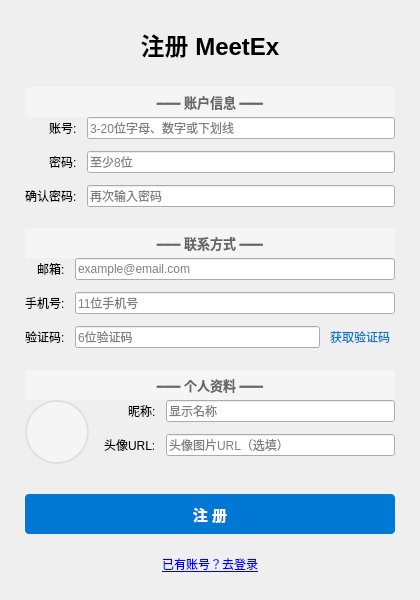
zhangdalin/MeetEx, file ui/register.ui: the form before one commit.
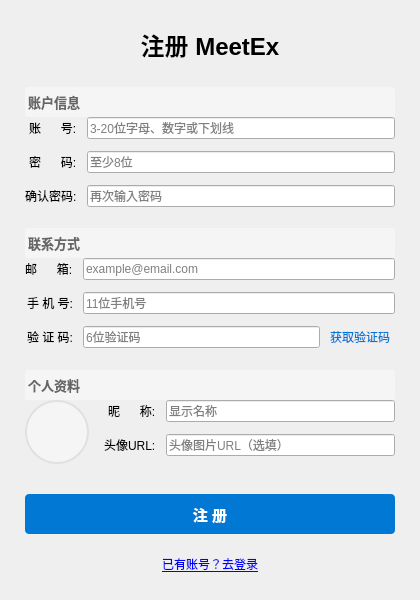
The form after the commit. Icons and pictures are not drawn.

Commit message:
feat(ui): 修改 JoinMeeting 和 Register 界面样式
- JoinMeeting: 改为模态窗口，固定大小 800x600
- Register: 分组标签改为左对齐，左 padding 设为 0px

```diff
--- a/ui/register.ui
+++ b/ui/register.ui
@@ -85,15 +85,15 @@
       <string notr="true">QLabel#accountGroupLabel {
     background-color: #f5f5f5;
     color: #666666;
-    padding: 5px 15px;
+    padding: 5px 15px 5px 0px;
     border-radius: 3px;
 }</string>
      </property>
      <property name="text">
-      <string>━━━ 账户信息 ━━━</string>
+      <string>账户信息</string>
      </property>
      <property name="alignment">
-      <set>Qt::AlignCenter</set>
+      <set>Qt::AlignLeft|Qt::AlignVCenter</set>
      </property>
     </widget>
    </item>
@@ -116,7 +116,7 @@
      <item row="0" column="0">
       <widget class="QLabel" name="accountLabel">
        <property name="text">
-        <string>账号:</string>
+        <string>账      号:</string>
        </property>
       </widget>
      </item>
@@ -130,7 +130,7 @@
      <item row="1" column="0">
       <widget class="QLabel" name="passwordLabel">
        <property name="text">
-        <string>密码:</string>
+        <string>密      码:</string>
        </property>
       </widget>
      </item>
@@ -192,15 +192,15 @@
       <string notr="true">QLabel#contactGroupLabel {
     background-color: #f5f5f5;
     color: #666666;
-    padding: 5px 15px;
+    padding: 5px 15px 5px 0px;
     border-radius: 3px;
 }</string>
      </property>
      <property name="text">
-      <string>━━━ 联系方式 ━━━</string>
+      <string>联系方式</string>
      </property>
      <property name="alignment">
-      <set>Qt::AlignCenter</set>
+      <set>Qt::AlignLeft|Qt::AlignVCenter</set>
      </property>
     </widget>
    </item>
@@ -223,7 +223,7 @@
      <item row="0" column="0">
       <widget class="QLabel" name="emailLabel">
        <property name="text">
-        <string>邮箱:</string>
+        <string>邮      箱:</string>
        </property>
       </widget>
      </item>
@@ -237,7 +237,7 @@
      <item row="1" column="0">
       <widget class="QLabel" name="phoneLabel">
        <property name="text">
-        <string>手机号:</string>
+        <string>手 机 号:</string>
        </property>
       </widget>
      </item>
@@ -251,7 +251,7 @@
      <item row="2" column="0">
       <widget class="QLabel" name="codeLabel">
        <property name="text">
-        <string>验证码:</string>
+        <string>验 证 码:</string>
        </property>
       </widget>
      </item>
@@ -322,15 +322,15 @@
       <string notr="true">QLabel#profileGroupLabel {
     background-color: #f5f5f5;
     color: #666666;
-    padding: 5px 15px;
+    padding: 5px 15px 5px 0px;
     border-radius: 3px;
 }</string>
      </property>
      <property name="text">
-      <string>━━━ 个人资料 ━━━</string>
+      <string>个人资料</string>
      </property>
      <property name="alignment">
-      <set>Qt::AlignCenter</set>
+      <set>Qt::AlignLeft|Qt::AlignVCenter</set>
      </property>
     </widget>
    </item>
@@ -392,7 +392,7 @@
        <item row="0" column="0">
         <widget class="QLabel" name="displayNameLabel">
          <property name="text">
-          <string>昵称:</string>
+          <string>昵      称:</string>
          </property>
         </widget>
        </item>
```
The commit also changes 3 other files.
